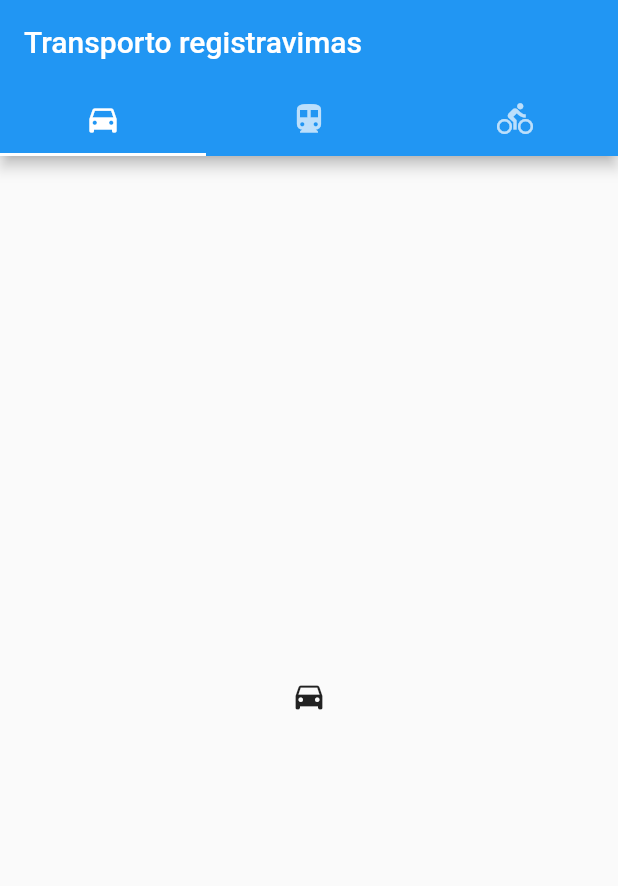
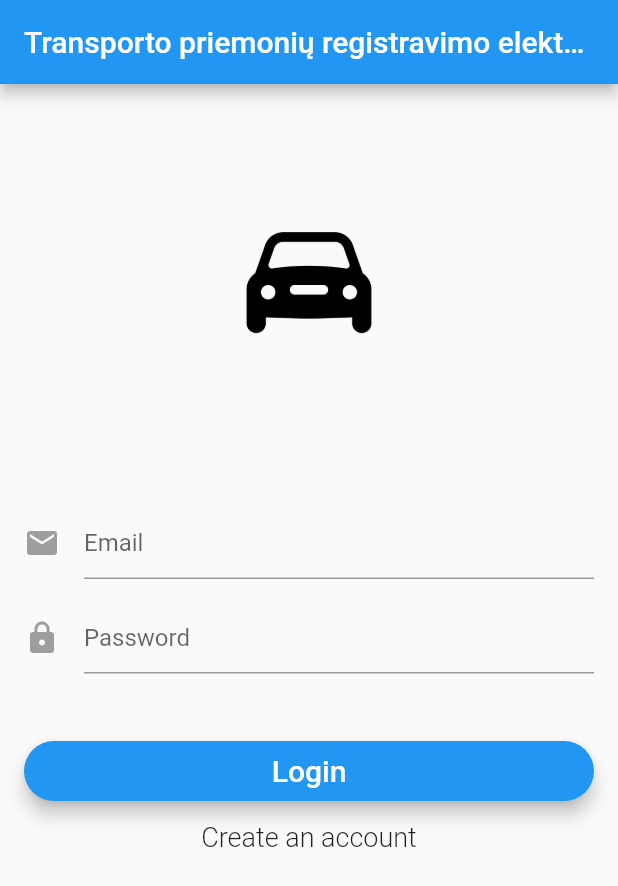
Before and after one commit to ErnestasMa/transporto_registravimas, a Flutter app: the screen it shows after launch, on a phone screen of 412 x 824 dp. Shown: the top 886 px of the screen. Run offline on Flutter 3.47's test engine with Material 2 defaults, Android fonts, the phone set to English and light mode, and no system bars; our stand-ins replace firebase_auth, firebase_database; accounts and stored records are empty.

Commit message:
Implemented authentication, login screen and sample for inserting and getting of data in firebase

```diff
--- a/lib/main.dart
+++ b/lib/main.dart
@@ -1,16 +1,20 @@
-// Copyright 2018 The Flutter team. All rights reserved.
-// Use of this source code is governed by a BSD-style license that can be
-// found in the LICENSE file.
 import 'package:flutter/material.dart';
-import 'package:transporto_registravimas/screens/home.dart';
+import 'package:transporto_registravimas/services/authentication.dart';
+import 'package:transporto_registravimas/pages/root_page.dart';
 
-void main() => runApp(MyApp());
+void main() {
+  runApp(new MyApp());
+}
 
 class MyApp extends StatelessWidget {
   @override
   Widget build(BuildContext context) {
     return new MaterialApp(
-        home: Home()
-    );
+        title: 'Transporto priemonių registravimo elektroninė paslauga',
+        debugShowCheckedModeBanner: false,
+        theme: new ThemeData(
+          primarySwatch: Colors.blue,
+        ),
+        home: new RootPage(auth: new Auth()));
   }
 }
--- /dev/null
+++ b/lib/pages/login.dart
@@ -0,0 +1,249 @@
+import 'package:flutter/material.dart';
+import 'package:transporto_registravimas/services/authentication.dart';
+
+class LoginPage extends StatefulWidget {
+  LoginPage({this.auth, this.loginCallback});
+
+  final BaseAuth auth;
+  final VoidCallback loginCallback;
+
+  @override
+  State<StatefulWidget> createState() => new _LoginPageState();
+}
+
+class _LoginPageState extends State<LoginPage> {
+  final _formKey = new GlobalKey<FormState>();
+
+  String _email;
+  String _password;
+  String _errorMessage;
+
+  bool _isLoginForm;
+  bool _isLoading;
+
+  // Check if form is valid before perform login or signup
+  bool validateAndSave() {
+    final form = _formKey.currentState;
+    if (form.validate()) {
+      form.save();
+      return true;
+    }
+    return false;
+  }
+
+  // Perform login or signup
+  void validateAndSubmit() async {
+    setState(() {
+      _errorMessage = "";
+      _isLoading = true;
+    });
+    if (validateAndSave()) {
+      String userId = "";
+      try {
+        if (_isLoginForm) {
+          userId = await widget.auth.signIn(_email, _password);
+          print('Signed in: $userId');
+        } else {
+          userId = await widget.auth.signUp(_email, _password);
+          //widget.auth.sendEmailVerification();
+          //_showVerifyEmailSentDialog();
+          print('Signed up user: $userId');
+        }
+        setState(() {
+          _isLoading = false;
+        });
+
+        if (userId.length > 0 && userId != null && _isLoginForm) {
+          widget.loginCallback();
+        }
+      } catch (e) {
+        print('Error: $e');
+        setState(() {
+          _isLoading = false;
+          _errorMessage = e.message;
+          _formKey.currentState.reset();
+        });
+      }
+    }
+  }
+
+  @override
+  void initState() {
+    _errorMessage = "";
+    _isLoading = false;
+    _isLoginForm = true;
+    super.initState();
+  }
+
+  void resetForm() {
+    _formKey.currentState.reset();
+    _errorMessage = "";
+  }
+
+  void toggleFormMode() {
+    resetForm();
+    setState(() {
+      _isLoginForm = !_isLoginForm;
+    });
+  }
+
+  @override
+  Widget build(BuildContext context) {
+    return new Scaffold(
+        appBar: new AppBar(
+          title: new Text('Transporto priemonių registravimo elektroninė paslauga'),
+        ),
+        body: Stack(
+          children: <Widget>[
+            _showForm(),
+            _showCircularProgress(),
+          ],
+        ));
+  }
+
+  Widget _showCircularProgress() {
+    if (_isLoading) {
+      return Center(child: CircularProgressIndicator());
+    }
+    return Container(
+      height: 0.0,
+      width: 0.0,
+    );
+  }
+
+//  void _showVerifyEmailSentDialog() {
+//    showDialog(
+//      context: context,
+//      builder: (BuildContext context) {
+//        // return object of type Dialog
+//        return AlertDialog(
+//          title: new Text("Verify your account"),
+//          content:
+//              new Text("Link to verify account has been sent to your email"),
+//          actions: <Widget>[
+//            new FlatButton(
+//              child: new Text("Dismiss"),
+//              onPressed: () {
+//                toggleFormMode();
+//                Navigator.of(context).pop();
+//              },
+//            ),
+//          ],
+//        );
+//      },
+//    );
+//  }
+
+  Widget _showForm() {
+    return new Container(
+        padding: EdgeInsets.all(16.0),
+        child: new Form(
+          key: _formKey,
+          child: new ListView(
+            shrinkWrap: true,
+            children: <Widget>[
+              showLogo(),
+              showEmailInput(),
+              showPasswordInput(),
+              showPrimaryButton(),
+              showSecondaryButton(),
+              showErrorMessage(),
+            ],
+          ),
+        ));
+  }
+
+  Widget showErrorMessage() {
+    if (_errorMessage.length > 0 && _errorMessage != null) {
+      return new Text(
+        _errorMessage,
+        style: TextStyle(
+            fontSize: 13.0,
+            color: Colors.red,
+            height: 1.0,
+            fontWeight: FontWeight.w300),
+      );
+    } else {
+      return new Container(
+        height: 0.0,
+      );
+    }
+  }
+
+  Widget showLogo() {
+    return new Hero(
+      tag: 'hero',
+      child: Padding(
+        padding: EdgeInsets.fromLTRB(0.0, 70.0, 0.0, 0.0),
+        child: CircleAvatar(
+          backgroundColor: Colors.transparent,
+          radius: 48.0,
+          child: Image.asset('assets/images/car.png'),
+        ),
+      ),
+    );
+  }
+
+  Widget showEmailInput() {
+    return Padding(
+      padding: const EdgeInsets.fromLTRB(0.0, 100.0, 0.0, 0.0),
+      child: new TextFormField(
+        maxLines: 1,
+        keyboardType: TextInputType.emailAddress,
+        autofocus: false,
+        decoration: new InputDecoration(
+            hintText: 'Email',
+            icon: new Icon(
+              Icons.mail,
+              color: Colors.grey,
+            )),
+        validator: (value) => value.isEmpty ? 'Email can\'t be empty' : null,
+        onSaved: (value) => _email = value.trim(),
+      ),
+    );
+  }
+
+  Widget showPasswordInput() {
+    return Padding(
+      padding: const EdgeInsets.fromLTRB(0.0, 15.0, 0.0, 0.0),
+      child: new TextFormField(
+        maxLines: 1,
+        obscureText: true,
+        autofocus: false,
+        decoration: new InputDecoration(
+            hintText: 'Password',
+            icon: new Icon(
+              Icons.lock,
+              color: Colors.grey,
+            )),
+        validator: (value) => value.isEmpty ? 'Password can\'t be empty' : null,
+        onSaved: (value) => _password = value.trim(),
+      ),
+    );
+  }
+
+  Widget showSecondaryButton() {
+    return new FlatButton(
+        child: new Text(
+            _isLoginForm ? 'Create an account' : 'Have an account? Sign in',
+            style: new TextStyle(fontSize: 18.0, fontWeight: FontWeight.w300)),
+        onPressed: toggleFormMode);
+  }
+
+  Widget showPrimaryButton() {
+    return new Padding(
+        padding: EdgeInsets.fromLTRB(0.0, 45.0, 0.0, 0.0),
+        child: SizedBox(
+          height: 40.0,
+          child: new RaisedButton(
+            elevation: 5.0,
+            shape: new RoundedRectangleBorder(
+                borderRadius: new BorderRadius.circular(30.0)),
+            color: Colors.blue,
+            child: new Text(_isLoginForm ? 'Login' : 'Create account',
+                style: new TextStyle(fontSize: 20.0, color: Colors.white)),
+            onPressed: validateAndSubmit,
+          ),
+        ));
+  }
+}
--- /dev/null
+++ b/lib/pages/root_page.dart
@@ -0,0 +1,92 @@
+import 'package:flutter/material.dart';
+import 'package:transporto_registravimas/pages/login.dart';
+import 'package:transporto_registravimas/services/authentication.dart';
+import 'package:transporto_registravimas/pages/home.dart';
+
+enum AuthStatus {
+  NOT_DETERMINED,
+  NOT_LOGGED_IN,
+  LOGGED_IN,
+}
+
+class RootPage extends StatefulWidget {
+  RootPage({this.auth});
+
+  final BaseAuth auth;
+
+  @override
+  State<StatefulWidget> createState() => new _RootPageState();
+}
+
+class _RootPageState extends State<RootPage> {
+  AuthStatus authStatus = AuthStatus.NOT_DETERMINED;
+  String _userId = "";
+
+  @override
+  void initState() {
+    super.initState();
+    widget.auth.getCurrentUser().then((user) {
+      setState(() {
+        if (user != null) {
+          _userId = user?.uid;
+        }
+        authStatus =
+        user?.uid == null ? AuthStatus.NOT_LOGGED_IN : AuthStatus.LOGGED_IN;
+      });
+    });
+  }
+
+  void loginCallback() {
+    widget.auth.getCurrentUser().then((user) {
+      setState(() {
+        _userId = user.uid.toString();
+      });
+    });
+    setState(() {
+      authStatus = AuthStatus.LOGGED_IN;
+    });
+  }
+
+  void logoutCallback() {
+    setState(() {
+      authStatus = AuthStatus.NOT_LOGGED_IN;
+      _userId = "";
+    });
+  }
+
+  Widget buildWaitingScreen() {
+    return Scaffold(
+      body: Container(
+        alignment: Alignment.center,
+        child: CircularProgressIndicator(),
+      ),
+    );
+  }
+
+  @override
+  Widget build(BuildContext context) {
+    switch (authStatus) {
+      case AuthStatus.NOT_DETERMINED:
+        return buildWaitingScreen();
+        break;
+      case AuthStatus.NOT_LOGGED_IN:
+        return new LoginPage(
+          auth: widget.auth,
+          loginCallback: loginCallback,
+        );
+        break;
+      case AuthStatus.LOGGED_IN:
+        if (_userId.length > 0 && _userId != null) {
+          return new HomePage(
+            userId: _userId,
+            auth: widget.auth,
+            logoutCallback: logoutCallback,
+          );
+        } else
+          return buildWaitingScreen();
+        break;
+      default:
+        return buildWaitingScreen();
+    }
+  }
+}
--- /dev/null
+++ b/lib/pages/welcome.dart
@@ -0,0 +1 @@
+import 'package:flutter/material.dart';
--- a/lib/screens/home.dart
+++ /dev/null
@@ -1,35 +0,0 @@
-import 'package:flutter/material.dart';
-
-class Home extends StatelessWidget {
-
-  final car = Image.asset('assets/images/car.png');
-
-  @override
-  Widget build(BuildContext context) {
-    return MaterialApp(
-      home:
-      DefaultTabController(
-        length: 3,
-        child: Scaffold(
-            appBar: AppBar(
-              bottom: TabBar(
-                tabs: [
-                  Tab(icon: Icon(Icons.directions_car)),
-                  Tab(icon: Icon(Icons.directions_transit)),
-                  Tab(icon: Icon(Icons.directions_bike)),
-                ],
-              ),
-              title: Text('Transporto registravimas'),
-            ),
-            body: TabBarView(
-              children: [
-                Icon(Icons.directions_car),
-                Icon(Icons.directions_transit),
-                Icon(Icons.directions_bike),
-              ],
-            ),
-        ),
-      ),
-    );
-  }
-}
--- /dev/null
+++ b/lib/services/authentication.dart
@@ -0,0 +1,53 @@
+import 'dart:async';
+import 'package:firebase_auth/firebase_auth.dart';
+
+abstract class BaseAuth {
+  Future<String> signIn(String email, String password);
+
+  Future<String> signUp(String email, String password);
+
+  Future<FirebaseUser> getCurrentUser();
+
+  Future<void> sendEmailVerification();
+
+  Future<void> signOut();
+
+  Future<bool> isEmailVerified();
+}
+
+class Auth implements BaseAuth {
+  final FirebaseAuth _firebaseAuth = FirebaseAuth.instance;
+
+  Future<String> signIn(String email, String password) async {
+    AuthResult result = await _firebaseAuth.signInWithEmailAndPassword(
+        email: email, password: password);
+    FirebaseUser user = result.user;
+    return user.uid;
+  }
+
+  Future<String> signUp(String email, String password) async {
+    AuthResult result = await _firebaseAuth.createUserWithEmailAndPassword(
+        email: email, password: password);
+    FirebaseUser user = result.user;
+    return user.uid;
+  }
+
+  Future<FirebaseUser> getCurrentUser() async {
+    FirebaseUser user = await _firebaseAuth.currentUser();
+    return user;
+  }
+
+  Future<void> signOut() async {
+    return _firebaseAuth.signOut();
+  }
+
+  Future<void> sendEmailVerification() async {
+    FirebaseUser user = await _firebaseAuth.currentUser();
+    user.sendEmailVerification();
+  }
+
+  Future<bool> isEmailVerified() async {
+    FirebaseUser user = await _firebaseAuth.currentUser();
+    return user.isEmailVerified;
+  }
+}
--- a/pubspec.yaml
+++ b/pubspec.yaml
@@ -23,6 +23,8 @@ dependencies:
   # The following adds the Cupertino Icons font to your application.
   # Use with the CupertinoIcons class for iOS style icons.
   cupertino_icons: ^0.1.2
+  firebase_auth: ^0.14.0+5
+  firebase_database: ^3.0.7
 
 dev_dependencies:
   flutter_test:
```
Also changed, not shown: lib/models/todo.dart (added, +24 -0 lines), lib/pages/home.dart (added, +269 -0 lines), pubspec.lock, 3 other files.
